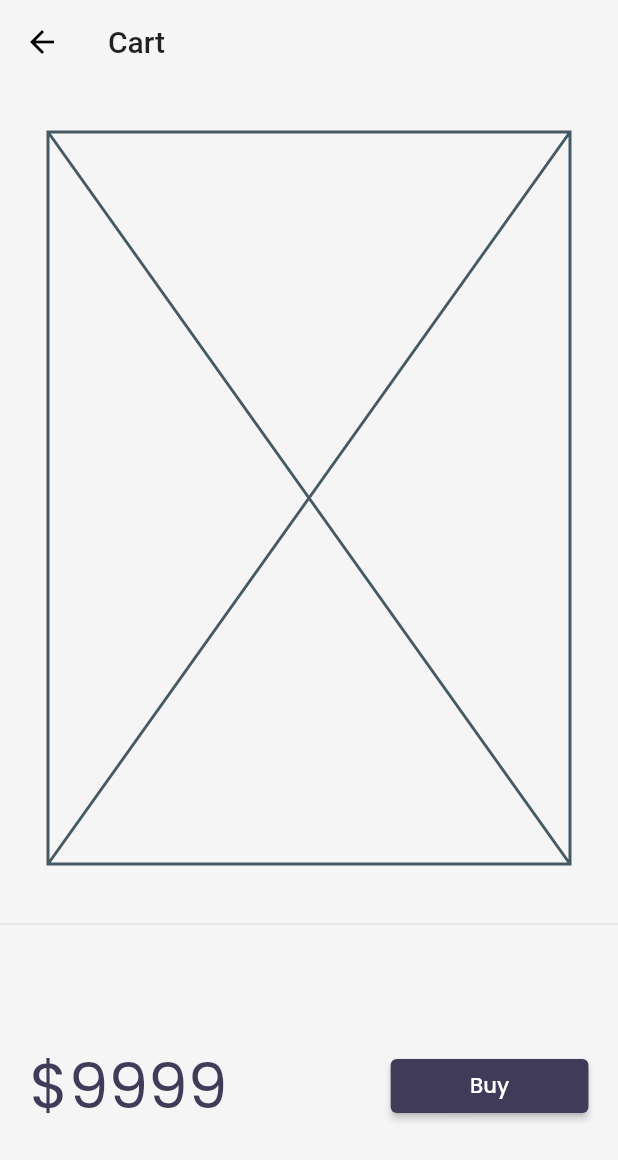
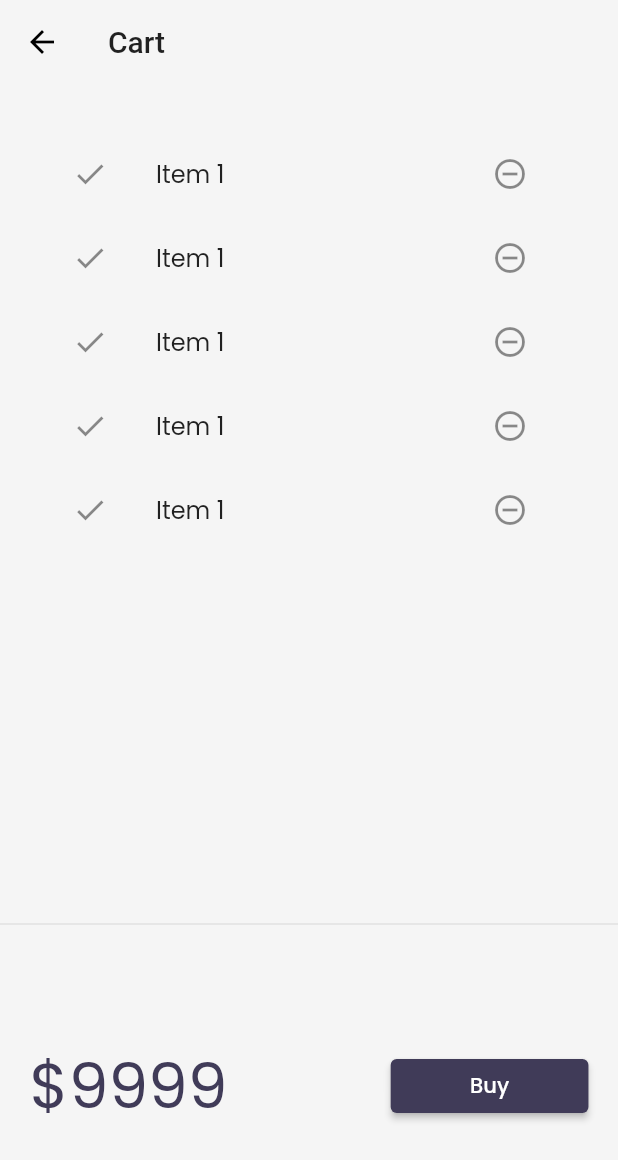
Before and after one commit to rafaelcr1dev/flutter_app_catalog, a Flutter app: the screen it shows after launch, after a tap on the "shop" icon, on a phone screen of 412 x 824 dp. Shown: the top 1160 px of the screen. Run offline on Flutter 3.47's test engine with Material 2 defaults, Android fonts, the phone set to English and light mode, and no system bars; our stand-ins replace google_fonts, velocity_x; network calls fail.

Commit message:
ScaffoldMessenger | Cart Model | List fold

```diff
--- /dev/null
+++ b/lib/models/cart.dart
@@ -0,0 +1,27 @@
+import 'catalog.dart';
+
+class CartModel {
+  CatalogModel _catalog;
+
+  final List<int> _itemIds = [];
+
+  CatalogModel get catalog => _catalog;
+
+  set catalog(CatalogModel newCatalog) {
+    assert(newCatalog != null);
+    _catalog = newCatalog;
+  }
+
+  List<Item> get items => _itemIds.map((id) => _catalog.getById(id)).toList();
+
+  num get totalPrice =>
+      items.fold(0, (total, current) => total + current.price);
+
+  void add(Item item) {
+    _itemIds.add(item.id);
+  }
+
+  void remove(Item item) {
+    _itemIds.remove(item.id);
+  }
+}
--- a/lib/models/catalog.dart
+++ b/lib/models/catalog.dart
@@ -3,10 +3,10 @@ import 'dart:convert';
 class CatalogModel {
   static List<Item> items;
 
-  static Item getById(int id) =>
+  Item getById(int id) =>
       items.firstWhere((element) => element.id == id, orElse: null);
 
-  static Item getByPosition(int pos) => items[pos];
+  Item getByPosition(int pos) => items[pos];
 }
 
 class Item {
--- a/lib/pages/cart_page.dart
+++ b/lib/pages/cart_page.dart
@@ -1,6 +1,4 @@
-import 'package:app_catalog/widgets/themes.dart';
 import 'package:flutter/material.dart';
-import 'package:velocity_x/velocity_x.dart';
 import 'package:velocity_x/velocity_x.dart';
 
 class CartPage extends StatelessWidget {
@@ -13,7 +11,7 @@ class CartPage extends StatelessWidget {
           title: "Cart".text.make(),
         ),
         body: Column(children: [
-          Placeholder().p32().expand(),
+          _CartList().p32().expand(),
           Divider(),
           _CartTotal(),
         ]));
@@ -31,7 +29,11 @@ class _CartTotal extends StatelessWidget {
           "\$9999".text.xl5.color(context.theme.accentColor).make(),
           30.widthBox,
           ElevatedButton(
-            onPressed: () {},
+            onPressed: () {
+              Scaffold.of(context).showSnackBar(SnackBar(
+                content: "Buying not supported yet.".text.make(),
+              ));
+            },
             style: ButtonStyle(
                 backgroundColor:
                     MaterialStateProperty.all(context.theme.buttonColor)),
--- a/lib/widgets/home_widgets/catalog_list.dart
+++ b/lib/widgets/home_widgets/catalog_list.dart
@@ -11,7 +11,7 @@ class CatalogList extends StatelessWidget {
       shrinkWrap: true,
       itemCount: CatalogModel.items.length,
       itemBuilder: (context, index) {
-        final catalog = CatalogModel.getByPosition(index);
+        final catalog = CatalogModel.items[index];
         return InkWell(
           onTap: () => Navigator.push(
             context,
```
